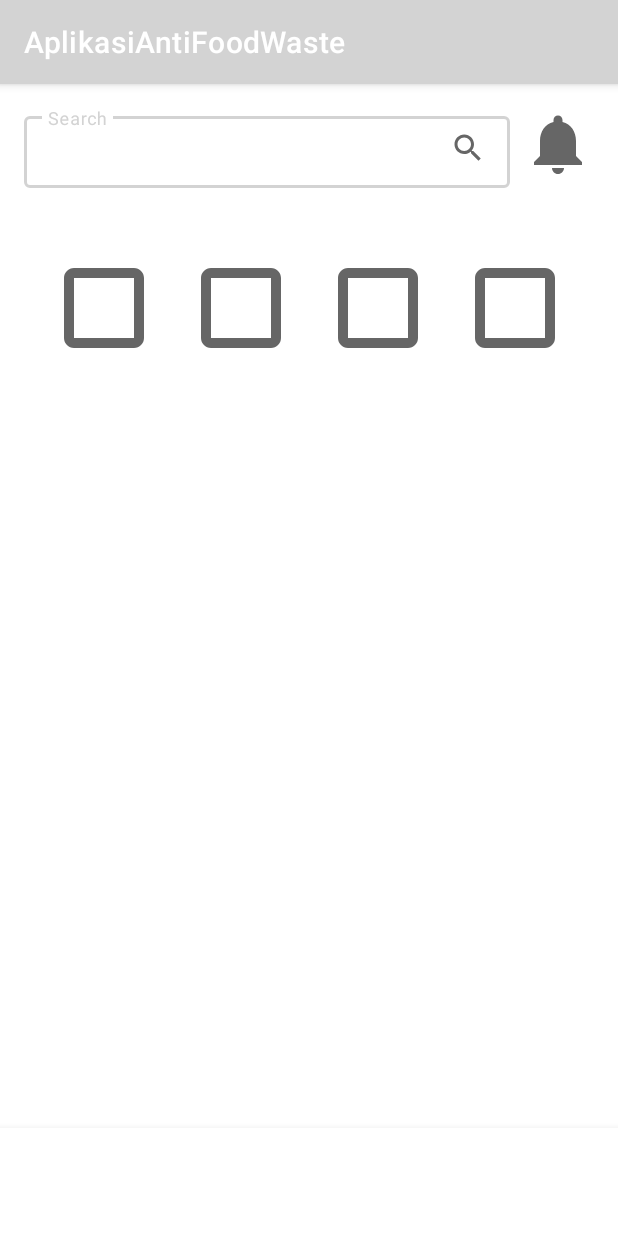
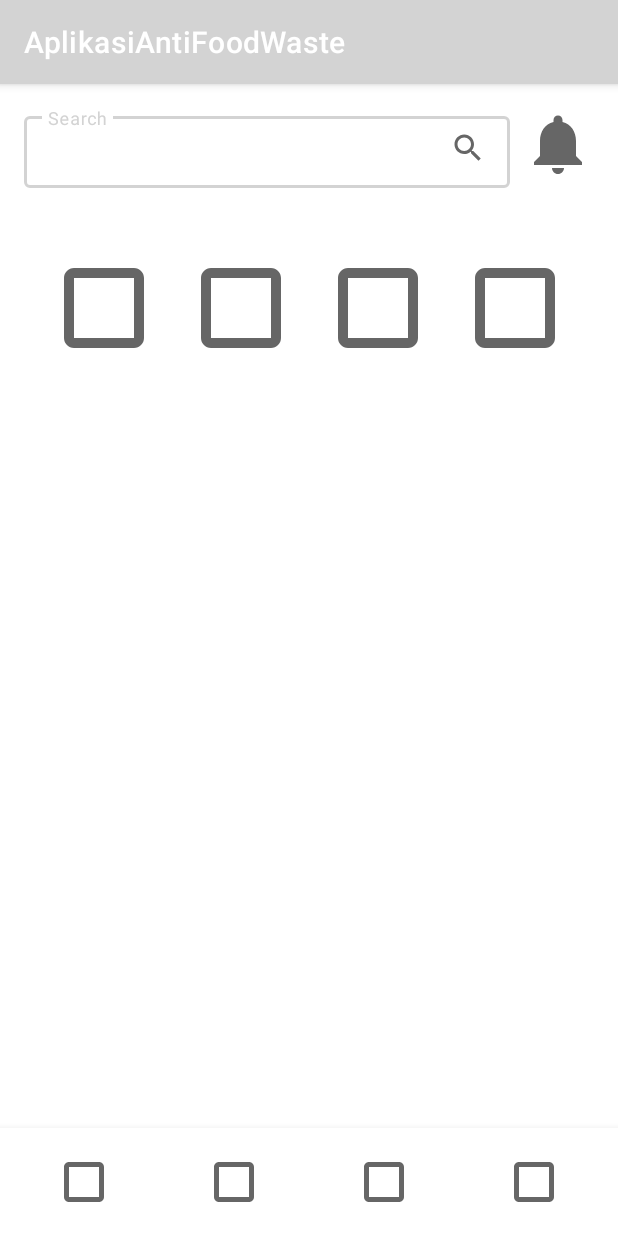
Before and after one commit to farisramadhan13/IDGAF, an Android app: the HomeActivity screen opened directly, with no data from a screen before it, on a phone screen of 412 x 824 dp. Run offline under Robolectric (Android 15) with nearby library versions, the light colour scheme and no system bars.

Commit message:
bikin layout home(blm selesai)

```diff
--- a/app/src/main/res/layout/activity_home.xml
+++ b/app/src/main/res/layout/activity_home.xml
@@ -9,18 +9,36 @@
   <HorizontalScrollView
       android:id="@+id/horizontalScrollView"
       android:layout_width="match_parent"
-      android:layout_height="100dp"
+      android:layout_height="150dp"
 
-      android:layout_margin="16dp"
-      android:layout_marginTop="244dp"
-      app:layout_constraintTop_toBottomOf="@+id/tableRow"
-      tools:layout_editor_absoluteX="32dp">
+      android:layout_marginStart="16dp"
+      android:layout_marginEnd="16dp"
+      android:layout_marginTop="30dp"
+      app:layout_constraintTop_toBottomOf="@+id/tableRow">
 
-    <LinearLayout
+    <androidx.recyclerview.widget.RecyclerView
+        android:id="@+id/horizontal_rv"
         android:layout_width="wrap_content"
-        android:layout_height="match_parent"
-        android:orientation="vertical" />
+        android:layout_height="wrap_content" />
   </HorizontalScrollView>
+
+  <HorizontalScrollView
+      android:id="@+id/horizontalScrollView2"
+      android:layout_width="match_parent"
+      android:layout_height="150dp"
+
+      android:layout_marginStart="16dp"
+      android:layout_marginEnd="16dp"
+      android:layout_marginTop="30dp"
+      app:layout_constraintTop_toBottomOf="@+id/horizontalScrollView">
+
+    <androidx.recyclerview.widget.RecyclerView
+        android:id="@+id/horizontal_rv2"
+        android:layout_width="wrap_content"
+        android:layout_height="wrap_content" />
+  </HorizontalScrollView>
+
+
 
   <FrameLayout
       android:id="@+id/frame_layout"
@@ -42,7 +60,7 @@
           android:id="@+id/tiet_search"
           android:layout_width="match_parent"
           android:layout_height="48dp"
-          android:hint="Search"
+          android:hint="@string/search"
           android:inputType="text"
           android:maxLines="1" />
 
@@ -68,27 +86,53 @@
       app:layout_constraintEnd_toEndOf="parent"
       app:layout_constraintTop_toTopOf="parent" />
 
-  <HorizontalScrollView
-      android:layout_width="match_parent"
-      android:layout_height="100dp"
-      android:layout_margin="16dp"
-
-      app:layout_constraintTop_toBottomOf="@+id/horizontalScrollView"
-      tools:layout_editor_absoluteX="0dp">
-
-    <LinearLayout
-        android:layout_width="wrap_content"
-        android:layout_height="match_parent"
-        android:orientation="vertical" />
-  </HorizontalScrollView>
-
   <com.google.android.material.bottomnavigation.BottomNavigationView
       android:id="@+id/bottomNavigationView"
       android:layout_width="match_parent"
       android:layout_height="72dp"
       app:layout_constraintBottom_toBottomOf="parent"
       app:layout_constraintEnd_toEndOf="parent"
-      app:layout_constraintStart_toStartOf="parent" />
+      app:layout_constraintStart_toStartOf="parent" >
+
+    <FrameLayout
+        android:layout_width="340dp"
+        android:layout_height="match_parent"
+        android:layout_gravity="center_horizontal">
+
+      <ImageView
+          android:id="@+id/imageView5"
+          android:layout_width="40dp"
+          android:layout_height="40dp"
+          app:srcCompat="@drawable/ic_square"
+          android:layout_gravity="center_vertical"/>
+
+      <ImageView
+          android:id="@+id/imageView6"
+          android:layout_width="40dp"
+          android:layout_height="40dp"
+          android:layout_marginStart="100dp"
+          app:srcCompat="@drawable/ic_square"
+          android:layout_marginEnd="10dp"
+          android:layout_gravity="center_vertical"/>
+
+      <ImageView
+          android:id="@+id/imageView7"
+          android:layout_width="40dp"
+          android:layout_height="40dp"
+          app:srcCompat="@drawable/ic_square"
+          android:layout_marginStart="200dp"
+          android:layout_gravity="center_vertical"/>
+
+      <ImageView
+          android:id="@+id/imageView8"
+          android:layout_width="40dp"
+          android:layout_height="40dp"
+          android:layout_gravity="center_vertical"
+          android:layout_marginStart="300dp"
+          app:srcCompat="@drawable/ic_square" />
+    </FrameLayout>
+
+  </com.google.android.material.bottomnavigation.BottomNavigationView>
 
   <TableRow
       android:id="@+id/tableRow"
--- a/app/src/main/res/values/strings.xml
+++ b/app/src/main/res/values/strings.xml
@@ -14,4 +14,5 @@
     <string name="agreement_welcome">By registering or logging in you accept the terms and conditions and privacy policy</string>
     <string name="title_splash">IDGAF</string>
     <string name="desc_splash">(I Do Give A Food)</string>
+    <string name="search">Search</string>
 </resources>
--- a/build.gradle
+++ b/build.gradle
@@ -5,7 +5,7 @@ buildscript {
         mavenCentral()
     }
     dependencies {
-        classpath 'com.android.tools.build:gradle:7.1.3'
+        classpath 'com.android.tools.build:gradle:7.2.0'
         classpath "org.jetbrains.kotlin:kotlin-gradle-plugin:1.6.21"
         classpath 'com.google.gms:google-services:4.3.10'
 
```
Also changed, not shown: gradle/wrapper/gradle-wrapper.properties.
